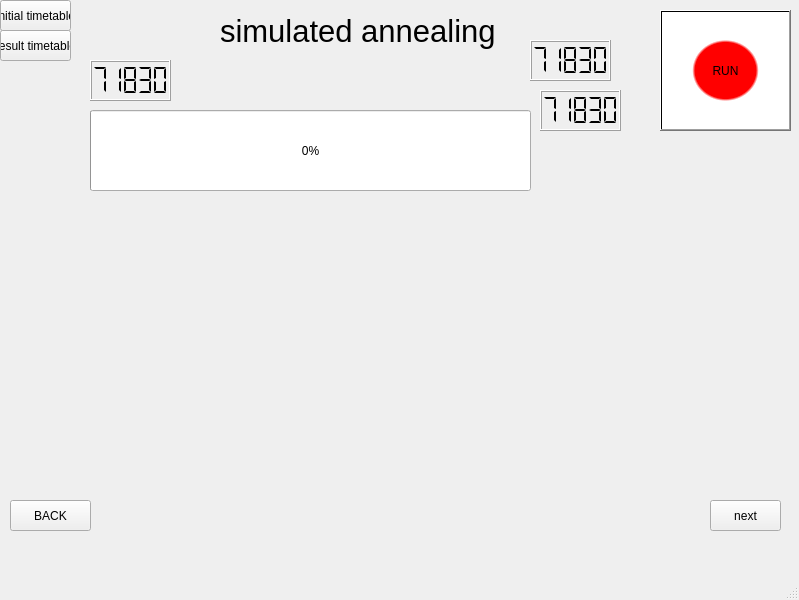
dominik-air/timetable-scheduler, file gui/loading_window.ui: the form before one commit.
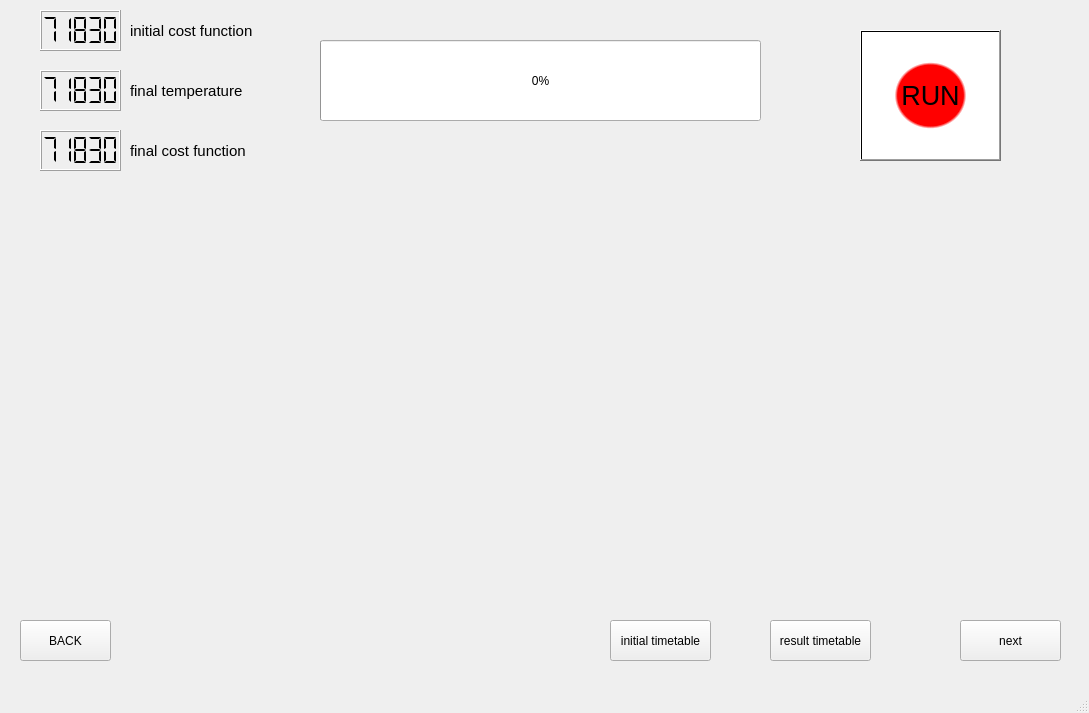
The form after the commit. Custom widgets are drawn as their Qt base class.

Diff of the .ui file:
```diff
--- a/gui/loading_window.ui
+++ b/gui/loading_window.ui
@@ -6,8 +6,8 @@
    <rect>
     <x>0</x>
     <y>0</y>
-    <width>799</width>
-    <height>600</height>
+    <width>1089</width>
+    <height>713</height>
    </rect>
   </property>
   <property name="windowTitle">
@@ -17,31 +17,13 @@
    <bool>false</bool>
   </property>
   <widget class="QWidget" name="centralwidget">
-   <widget class="QLabel" name="label_sa">
-    <property name="geometry">
-     <rect>
-      <x>220</x>
-      <y>0</y>
-      <width>421</width>
-      <height>61</height>
-     </rect>
-    </property>
-    <property name="font">
-     <font>
-      <pointsize>23</pointsize>
-     </font>
-    </property>
-    <property name="text">
-     <string>simulated annealing</string>
-    </property>
-   </widget>
    <widget class="QPushButton" name="pushButton_back">
     <property name="geometry">
      <rect>
-      <x>10</x>
-      <y>500</y>
-      <width>81</width>
-      <height>31</height>
+      <x>20</x>
+      <y>620</y>
+      <width>91</width>
+      <height>41</height>
      </rect>
     </property>
     <property name="text">
@@ -51,10 +33,10 @@
    <widget class="QPushButton" name="pushButton_result_timetable">
     <property name="geometry">
      <rect>
-      <x>0</x>
-      <y>30</y>
-      <width>71</width>
-      <height>31</height>
+      <x>770</x>
+      <y>620</y>
+      <width>101</width>
+      <height>41</height>
      </rect>
     </property>
     <property name="text">
@@ -64,10 +46,10 @@
    <widget class="QPushButton" name="pushButton_initial_timetable">
     <property name="geometry">
      <rect>
-      <x>0</x>
-      <y>0</y>
-      <width>71</width>
-      <height>31</height>
+      <x>610</x>
+      <y>620</y>
+      <width>101</width>
+      <height>41</height>
      </rect>
     </property>
     <property name="text">
@@ -77,8 +59,8 @@
    <widget class="QProgressBar" name="progressBar">
     <property name="geometry">
      <rect>
-      <x>90</x>
-      <y>110</y>
+      <x>320</x>
+      <y>40</y>
       <width>441</width>
       <height>81</height>
      </rect>
@@ -90,8 +72,8 @@
    <widget class="QLCDNumber" name="lcdNumber_initial_cost">
     <property name="geometry">
      <rect>
-      <x>90</x>
-      <y>60</y>
+      <x>40</x>
+      <y>10</y>
       <width>81</width>
       <height>41</height>
      </rect>
@@ -106,8 +88,8 @@
    <widget class="QLCDNumber" name="lcdNumber_final_cost">
     <property name="geometry">
      <rect>
-      <x>540</x>
-      <y>90</y>
+      <x>40</x>
+      <y>130</y>
       <width>81</width>
       <height>41</height>
      </rect>
@@ -131,10 +113,10 @@
    <widget class="QPushButton" name="pushButton_next">
     <property name="geometry">
      <rect>
-      <x>710</x>
-      <y>500</y>
-      <width>71</width>
-      <height>31</height>
+      <x>960</x>
+      <y>620</y>
+      <width>101</width>
+      <height>41</height>
      </rect>
     </property>
     <property name="text">
@@ -144,12 +126,17 @@
    <widget class="QPushButton" name="pushButton_run">
     <property name="geometry">
      <rect>
-      <x>660</x>
-      <y>10</y>
-      <width>131</width>
-      <height>121</height>
+      <x>860</x>
+      <y>30</y>
+      <width>141</width>
+      <height>131</height>
      </rect>
     </property>
+    <property name="font">
+     <font>
+      <pointsize>20</pointsize>
+     </font>
+    </property>
     <property name="styleSheet">
      <string notr="true">background-color: qradialgradient(spread:pad, cx:0.5, cy:0.5, radius:0.5, fx:0.5, fy:0.5, stop:0 rgba(255, 0, 0, 255), stop:0.479904 rgba(255, 0, 0, 255), stop:0.522685 rgba(255, 255, 255, 255), stop:1 rgba(255, 255, 255, 255));</string>
     </property>
@@ -160,8 +147,8 @@
    <widget class="QLCDNumber" name="lcdNumber_final_temp">
     <property name="geometry">
      <rect>
-      <x>530</x>
-      <y>40</y>
+      <x>40</x>
+      <y>70</y>
       <width>81</width>
       <height>41</height>
      </rect>
@@ -195,13 +182,67 @@
    <widget class="MplWidget" name="widget_chart_temp" native="true">
     <property name="geometry">
      <rect>
-      <x>0</x>
-      <y>220</y>
-      <width>781</width>
-      <height>131</height>
+      <x>20</x>
+      <y>180</y>
+      <width>1061</width>
+      <height>421</height>
      </rect>
     </property>
    </widget>
+   <widget class="QLabel" name="label_initial_cost">
+    <property name="geometry">
+     <rect>
+      <x>130</x>
+      <y>10</y>
+      <width>161</width>
+      <height>41</height>
+     </rect>
+    </property>
+    <property name="font">
+     <font>
+      <pointsize>11</pointsize>
+     </font>
+    </property>
+    <property name="text">
+     <string>initial cost function</string>
+    </property>
+   </widget>
+   <widget class="QLabel" name="label__final_temp">
+    <property name="geometry">
+     <rect>
+      <x>130</x>
+      <y>70</y>
+      <width>161</width>
+      <height>41</height>
+     </rect>
+    </property>
+    <property name="font">
+     <font>
+      <pointsize>11</pointsize>
+     </font>
+    </property>
+    <property name="text">
+     <string>final temperature</string>
+    </property>
+   </widget>
+   <widget class="QLabel" name="label__final_cost">
+    <property name="geometry">
+     <rect>
+      <x>130</x>
+      <y>130</y>
+      <width>161</width>
+      <height>41</height>
+     </rect>
+    </property>
+    <property name="font">
+     <font>
+      <pointsize>11</pointsize>
+     </font>
+    </property>
+    <property name="text">
+     <string>final cost function</string>
+    </property>
+   </widget>
   </widget>
   <widget class="QMenuBar" name="menubar">
    <property name="geometry">
```
Left out of the diff: 14 changed lines with no effect on the pictures.
